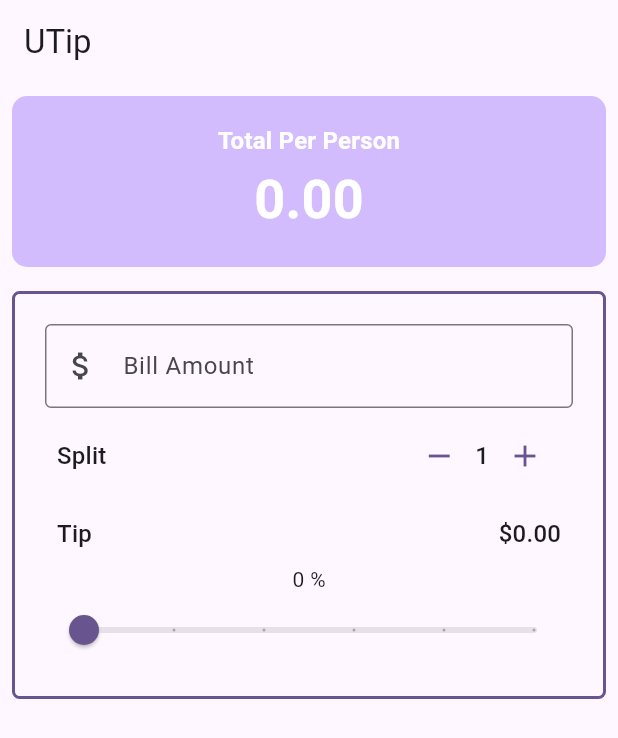
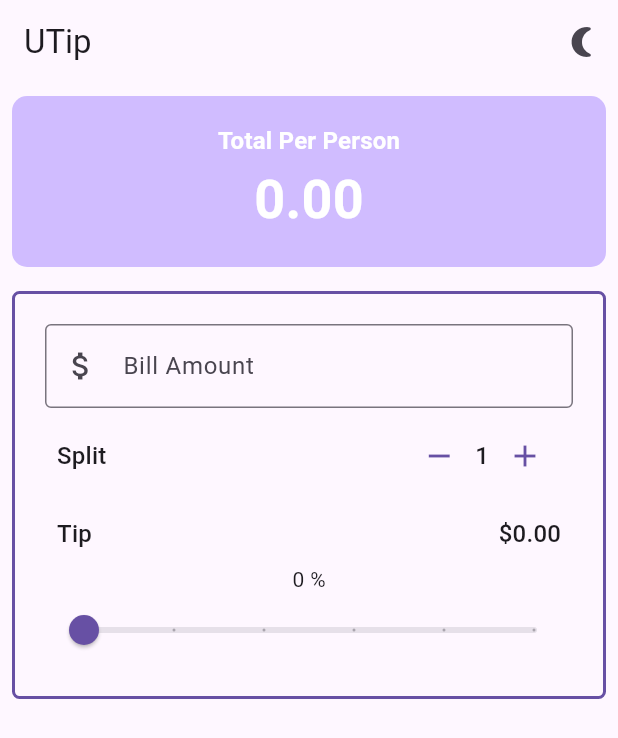
Before and after one commit to Oluwashenor/utip, a Flutter app: the screen it shows after launch, on a phone screen of 412 x 824 dp. Shown: the top 738 px of the screen. Run offline on Flutter 3.47's test engine with Material 3 defaults, Android fonts, the phone set to English and light mode, and no system bars.

Commit message:
Theme using provider

```diff
--- a/lib/main.dart
+++ b/lib/main.dart
@@ -1,5 +1,6 @@
 import 'package:flutter/material.dart';
 import 'package:provider/provider.dart';
+import 'package:utip/providers/ThemeProvider.dart';
 import 'package:utip/providers/TipCalculatorModel.dart';
 import 'package:utip/widgets/tip_row.dart';
 import 'widgets/bill_amount.dart';
@@ -8,8 +9,13 @@ import 'widgets/tip_slider.dart';
 import 'widgets/total_per_person.dart';
 
 void main() {
-  runApp(ChangeNotifierProvider(
-      create: (context) => TipCalculatorModel(), child: const MyApp()));
+  runApp(MultiProvider(
+    providers: [
+      ChangeNotifierProvider(create: (context) => TipCalculatorModel()),
+      ChangeNotifierProvider(create: (context) => Themeprovider())
+    ],
+    child: const MyApp(),
+  ));
 }
 
 class MyApp extends StatelessWidget {
@@ -18,13 +24,9 @@ class MyApp extends StatelessWidget {
   // This widget is the root of your application.
   @override
   Widget build(BuildContext context) {
+    final themeprovider = Provider.of<Themeprovider>(context);
     return MaterialApp(
-        title: 'UTip',
-        theme: ThemeData(
-          colorScheme: ColorScheme.fromSeed(seedColor: Colors.deepPurple),
-          useMaterial3: true,
-        ),
-        home: const UTip());
+        title: 'UTip', theme: themeprovider.currentTheme, home: const UTip());
   }
 }
 
@@ -39,12 +41,16 @@ class _UTipState extends State<UTip> {
   @override
   Widget build(BuildContext context) {
     final model = Provider.of<TipCalculatorModel>(context);
+    final themeProvider = Provider.of<Themeprovider>(context);
+    //print("Current theme : ${themeProvider.currentTheme.colorScheme.toString()}");
+    //print("Current theme : ${themeProvider.currentTheme.toString()}");
     var theme = Theme.of(context);
     final style = theme.textTheme.titleMedium?.copyWith(
         color: theme.colorScheme.onPrimary, fontWeight: FontWeight.bold);
     return Scaffold(
       appBar: AppBar(
         title: const Text('UTip'),
+        actions: const [ToggleThemeButton()],
       ),
       body: Column(
         crossAxisAlignment: CrossAxisAlignment.stretch,
@@ -77,7 +83,7 @@ class _UTipState extends State<UTip> {
                             personCount: model.personCount,
                             onDecrement: () {
                               if (model.personCount > 1) {
-                                model.updatePersonCount(model.personCount);
+                                model.updatePersonCount(model.personCount - 1);
                               }
                             },
                             onIncrement: () {
@@ -110,3 +116,19 @@ class _UTipState extends State<UTip> {
     );
   }
 }
+
+class ToggleThemeButton extends StatelessWidget {
+  const ToggleThemeButton({super.key});
+
+  @override
+  Widget build(BuildContext context) {
+    final themeProvider = Provider.of<Themeprovider>(context);
+    return IconButton(
+        onPressed: () {
+          themeProvider.toggle();
+        },
+        icon: themeProvider.isDarkMode
+            ? const Icon(Icons.sunny)
+            : const Icon(Icons.nightlight_round));
+  }
+}
--- /dev/null
+++ b/lib/providers/ThemeProvider.dart
@@ -0,0 +1,19 @@
+import 'package:flutter/material.dart';
+
+class Themeprovider extends ChangeNotifier {
+  bool _isDarkMode = false;
+
+  //getters
+  bool get isDarkMode => _isDarkMode;
+
+  //Methods
+  void toggle() {
+    _isDarkMode = !_isDarkMode;
+    print("current theme ${_isDarkMode}");
+    notifyListeners();
+  }
+
+  ThemeData get currentTheme {
+    return _isDarkMode ? ThemeData.dark() : ThemeData.light();
+  }
+}
```
